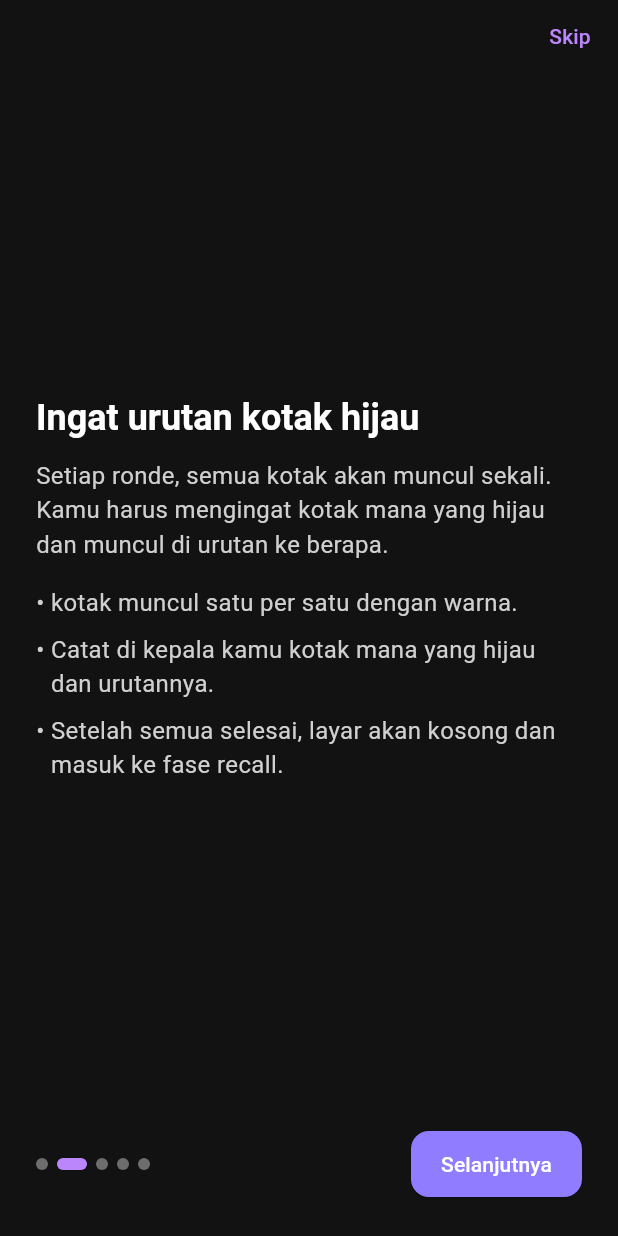
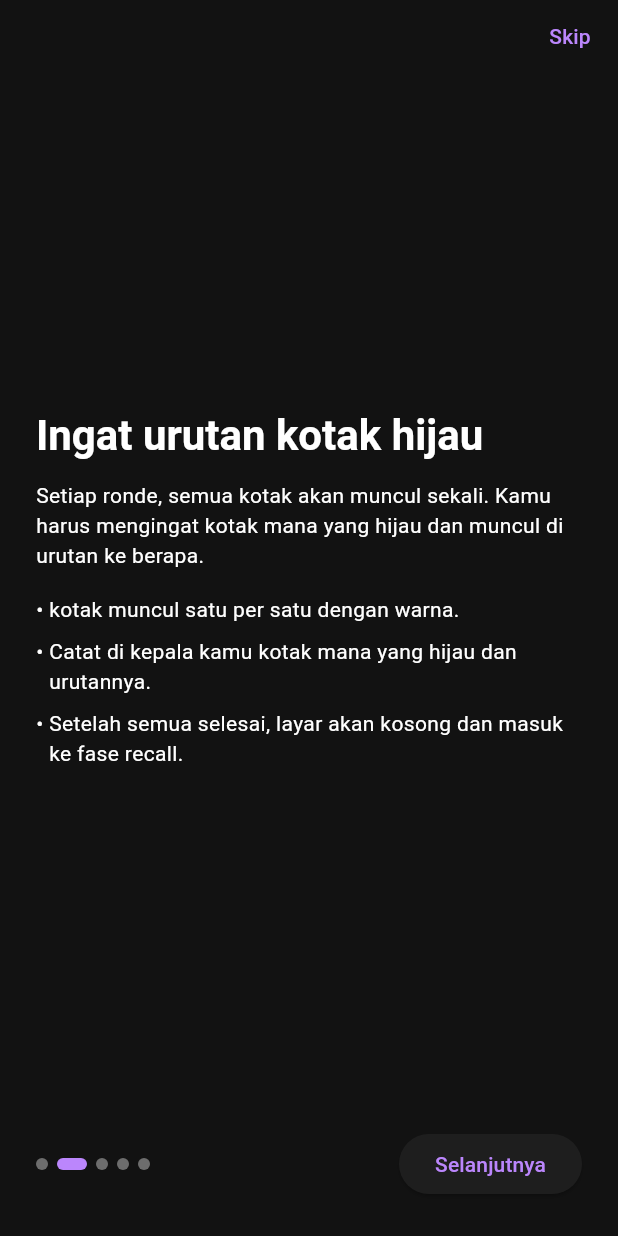
Before and after one commit to Soejii/pulse_flow, a Flutter app: the screen it shows after launch, swiped to page 2, on a phone screen of 412 x 824 dp. Run offline on Flutter 3.47's test engine with Material 3 defaults, Android fonts, the phone set to English and light mode, and no system bars; our stand-ins replace get.

```diff
--- a/lib/main.dart
+++ b/lib/main.dart
@@ -12,7 +12,7 @@ void main() async {
 
 class Main extends StatelessWidget {
   final String initialRoute;
-  Main(this.initialRoute);
+  const Main(this.initialRoute, {super.key});
 
   @override
   Widget build(BuildContext context) {
@@ -28,36 +28,6 @@ class Main extends StatelessWidget {
           surface: Color(0xFF1E1E1E),
         ),
         scaffoldBackgroundColor: const Color(0xFF121212),
-        textTheme: const TextTheme(
-          headlineMedium: TextStyle(
-            fontSize: 24,
-            fontWeight: FontWeight.bold,
-            color: Colors.white,
-          ),
-          bodyMedium: TextStyle(
-            fontSize: 16,
-            color: Color(0xFFD0D0D0),
-          ),
-          bodySmall: TextStyle(
-            fontSize: 14,
-            color: Color(0xFF9A9A9A),
-          ),
-        ),
-
-        elevatedButtonTheme: ElevatedButtonThemeData(
-          style: ButtonStyle(
-            backgroundColor: WidgetStatePropertyAll(Color(0xFF8F7CFF)),
-            foregroundColor: WidgetStatePropertyAll(Colors.white),
-            padding: WidgetStatePropertyAll(
-              EdgeInsets.symmetric(horizontal: 20, vertical: 12),
-            ),
-            shape: WidgetStatePropertyAll(
-              RoundedRectangleBorder(
-                borderRadius: BorderRadius.all(Radius.circular(12)),
-              ),
-            ),
-          ),
-        ),
       ),
     );
   }
```
Also changed, not shown: lib/shared/app_color.dart (added, +20 -0 lines).
